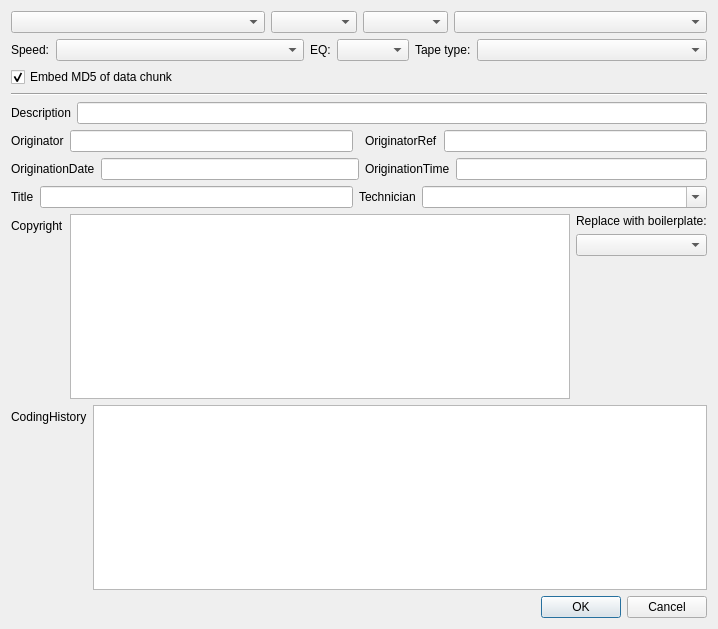
The window that main.ui (Ukrainian-History/autoBWF) describes before a commit, drawn with Qt 5.
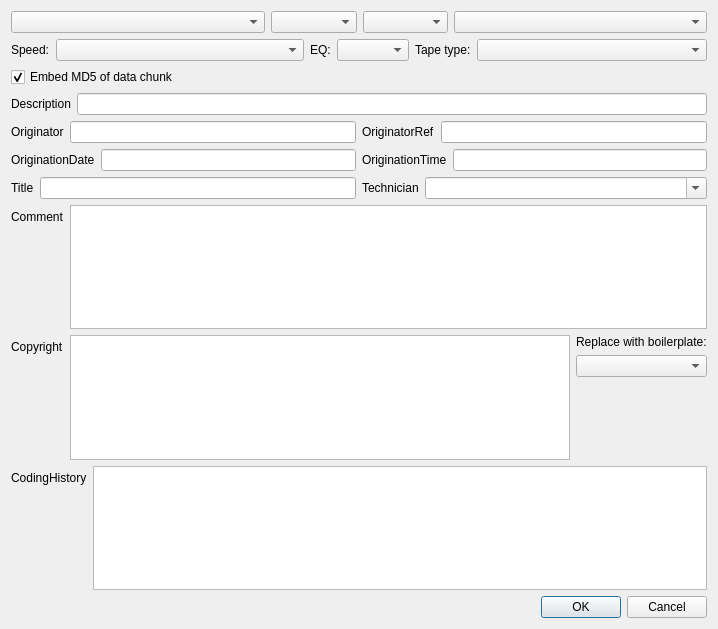
The same window after the commit.

Commit message: Added ability to populate the ICMT comment element

Patch:
```diff
--- a/main.ui
+++ b/main.ui
@@ -141,15 +141,8 @@
     </layout>
    </item>
    <item row="1" column="0">
-    <widget class="Line" name="line">
-     <property name="orientation">
-      <enum>Qt::Horizontal</enum>
-     </property>
-    </widget>
-   </item>
-   <item row="2" column="0">
     <layout class="QGridLayout" name="gridLayout">
-     <item row="0" column="0" colspan="3">
+     <item row="0" column="0" colspan="2">
       <layout class="QHBoxLayout" name="horizontalLayout">
        <item>
         <layout class="QFormLayout" name="formLayout_7">
@@ -191,7 +184,7 @@
        </item>
       </layout>
      </item>
-     <item row="1" column="2">
+     <item row="1" column="1">
       <layout class="QHBoxLayout" name="horizontalLayout_4">
        <item>
         <layout class="QFormLayout" name="formLayout_2">
@@ -212,7 +205,7 @@
        </item>
       </layout>
      </item>
-     <item row="2" column="0" colspan="2">
+     <item row="2" column="0">
       <layout class="QHBoxLayout" name="horizontalLayout_5">
        <item>
         <layout class="QFormLayout" name="formLayout_3">
@@ -233,7 +226,7 @@
        </item>
       </layout>
      </item>
-     <item row="2" column="2">
+     <item row="2" column="1">
       <layout class="QHBoxLayout" name="horizontalLayout_6">
        <item>
         <layout class="QFormLayout" name="formLayout_4">
@@ -275,7 +268,7 @@
        </item>
       </layout>
      </item>
-     <item row="3" column="1" colspan="2">
+     <item row="3" column="1">
       <layout class="QHBoxLayout" name="horizontalLayout_8">
        <item>
         <layout class="QFormLayout" name="formLayout_6">
@@ -306,7 +299,28 @@
        </item>
       </layout>
      </item>
-     <item row="4" column="0" colspan="3">
+     <item row="4" column="0" colspan="2">
+      <layout class="QHBoxLayout" name="horizontalLayout_11">
+       <item>
+        <layout class="QFormLayout" name="formLayout_13">
+         <property name="fieldGrowthPolicy">
+          <enum>QFormLayout::ExpandingFieldsGrow</enum>
+         </property>
+         <item row="0" column="0">
+          <widget class="QLabel" name="label_14">
+           <property name="text">
+            <string>Comment</string>
+           </property>
+          </widget>
+         </item>
+         <item row="0" column="1">
+          <widget class="QPlainTextEdit" name="commentText"/>
+         </item>
+        </layout>
+       </item>
+      </layout>
+     </item>
+     <item row="5" column="0" colspan="2">
       <layout class="QHBoxLayout" name="horizontalLayout_9">
        <item>
         <layout class="QFormLayout" name="formLayout_8">
@@ -354,7 +368,7 @@
        </item>
       </layout>
      </item>
-     <item row="5" column="0" colspan="3">
+     <item row="6" column="0" colspan="2">
       <layout class="QHBoxLayout" name="horizontalLayout_10">
        <item>
         <layout class="QFormLayout" name="formLayout_9">
```
Left out of the diff: 12 changed lines with no effect on the pictures. The commit also changes 3 other files.
